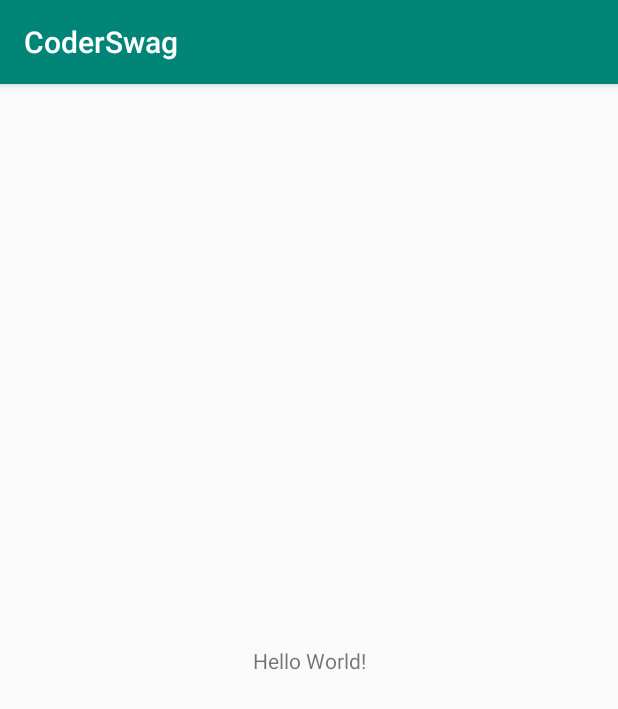
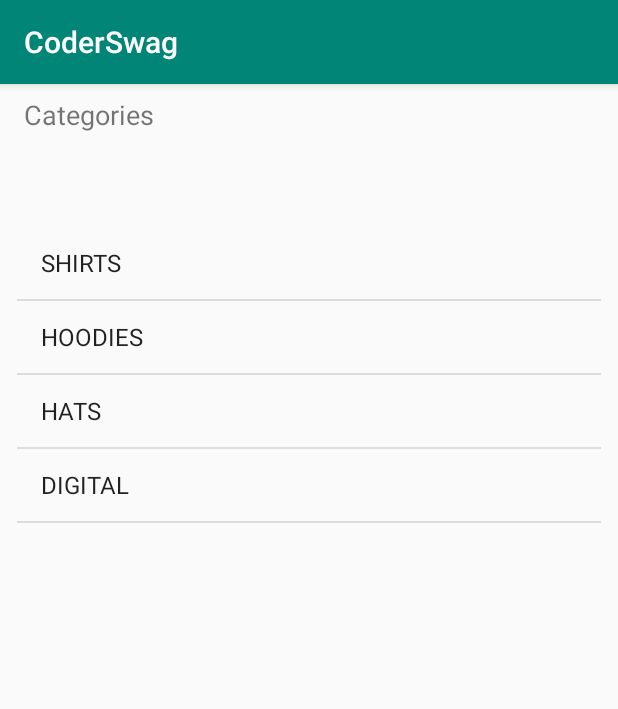
Before and after one commit to creativeJoe007/CoderSwag, an Android app: the screen it shows after launch (MainActivity), on a phone screen of 412 x 824 dp. Shown: the top 709 px of the screen. Run offline under Robolectric (Android 15) with nearby library versions, the phone set to English and light mode, and no system bars.

Commit message:
Linked ListView to Category Adapter(from category class)

```diff
--- a/app/src/main/java/joe/creative/coderswag/Controller/MainActivity.kt
+++ b/app/src/main/java/joe/creative/coderswag/Controller/MainActivity.kt
@@ -2,12 +2,24 @@ package joe.creative.coderswag.Controller
 
 import androidx.appcompat.app.AppCompatActivity
 import android.os.Bundle
+import android.widget.ArrayAdapter
+import joe.creative.coderswag.Model.Category
 import joe.creative.coderswag.R
+import joe.creative.coderswag.Services.DataService
+import kotlinx.android.synthetic.main.activity_main.*
 
 class MainActivity : AppCompatActivity() {
+
+    lateinit var adapter : ArrayAdapter<Category>
 
     override fun onCreate(savedInstanceState: Bundle?) {
         super.onCreate(savedInstanceState)
         setContentView(R.layout.activity_main)
+
+        adapter = ArrayAdapter(this,
+            android.R.layout.simple_list_item_1,
+            DataService.categories)
+
+        categoryListView.adapter = adapter
     }
 }
--- a/app/src/main/java/joe/creative/coderswag/Model/Category.kt
+++ b/app/src/main/java/joe/creative/coderswag/Model/Category.kt
@@ -1,3 +1,7 @@
 package joe.creative.coderswag.Model
 
-class Category (val name: String, val image: String)
+class Category (val title: String, val image: String) {
+    override fun toString(): String {
+        return title
+    }
+}
--- a/app/src/main/res/layout/activity_main.xml
+++ b/app/src/main/res/layout/activity_main.xml
@@ -7,12 +7,27 @@
     tools:context=".Controller.MainActivity">
 
     <TextView
+        android:id="@+id/textView"
         android:layout_width="wrap_content"
         android:layout_height="wrap_content"
-        android:text="Hello World!"
-        app:layout_constraintBottom_toBottomOf="parent"
+        android:layout_marginLeft="16dp"
+        android:layout_marginTop="8dp"
+        android:text="Categories"
+        android:textSize="18sp"
         app:layout_constraintLeft_toLeftOf="parent"
-        app:layout_constraintRight_toRightOf="parent"
         app:layout_constraintTop_toTopOf="parent" />
 
+    <ListView
+        android:id="@+id/categoryListView"
+        android:layout_width="389dp"
+        android:layout_height="672dp"
+        android:layout_marginStart="8dp"
+        android:layout_marginTop="70dp"
+        android:layout_marginEnd="8dp"
+        android:layout_marginBottom="8dp"
+        app:layout_constraintBottom_toBottomOf="parent"
+        app:layout_constraintEnd_toEndOf="parent"
+        app:layout_constraintStart_toStartOf="parent"
+        app:layout_constraintTop_toBottomOf="@+id/textView" />
+
 </androidx.constraintlayout.widget.ConstraintLayout>
```
